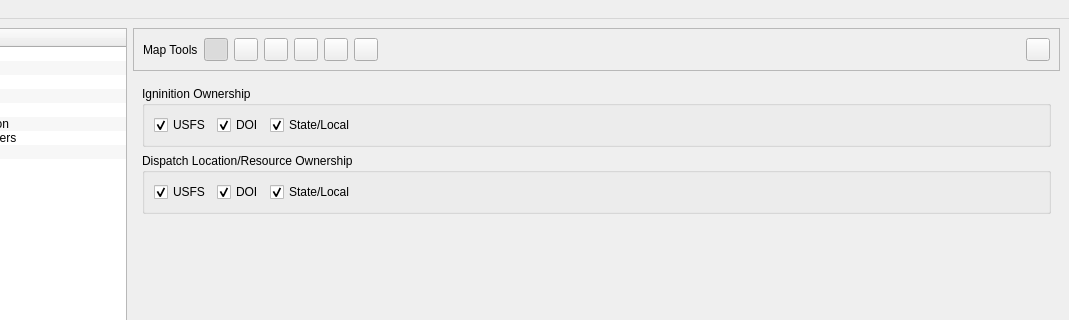
First picture: the form in irs/src/gui/wfipsmainwindow.ui, repository firelab/wfips, before the edit; both pictures show x 138 to 1207 and y 0 to 320 of the 1207 by 806 pixel window.
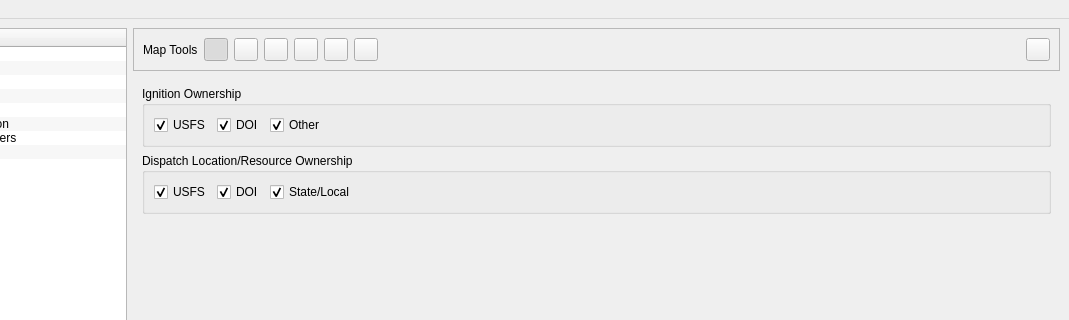
Second picture: the form after the edit. The open tabs and pages were chosen to show the change.

Diff of the .ui file:
```diff
--- a/irs/src/gui/wfipsmainwindow.ui
+++ b/irs/src/gui/wfipsmainwindow.ui
@@ -480,7 +480,7 @@
           <item>
            <widget class="QGroupBox" name="groupBox">
             <property name="title">
-             <string>Igninition Ownership</string>
+             <string>Ignition Ownership</string>
             </property>
             <layout class="QHBoxLayout" name="horizontalLayout_15">
              <item>
@@ -506,7 +506,7 @@
              <item>
               <widget class="QCheckBox" name="agencyIgnStateCheckBox">
                <property name="text">
-                <string>State/Local</string>
+                <string>Other</string>
                </property>
                <property name="checked">
                 <bool>true</bool>
```
Left out of the diff: 8 changed lines with no effect on the pictures.
